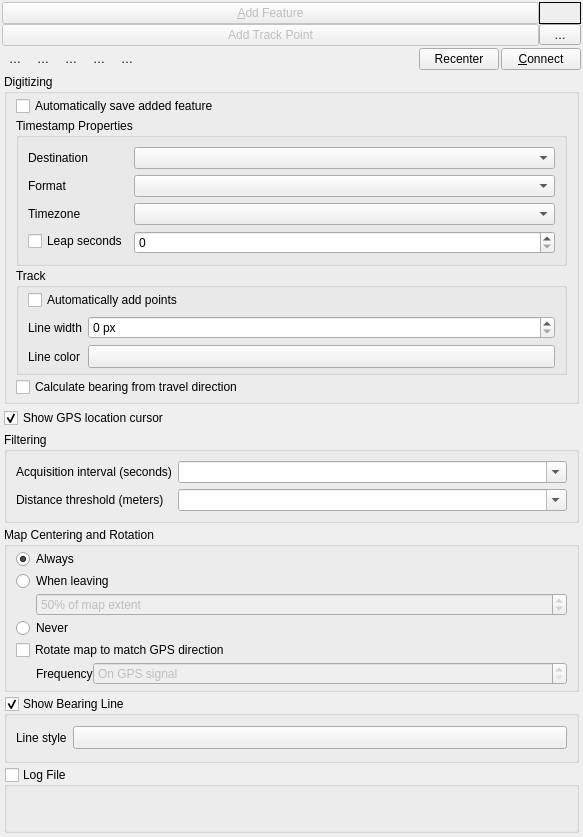
Before: the Qt Designer form src/ui/qgsgpsinformationwidgetbase.ui in carsmie/QGIS, drawn with Qt 5.
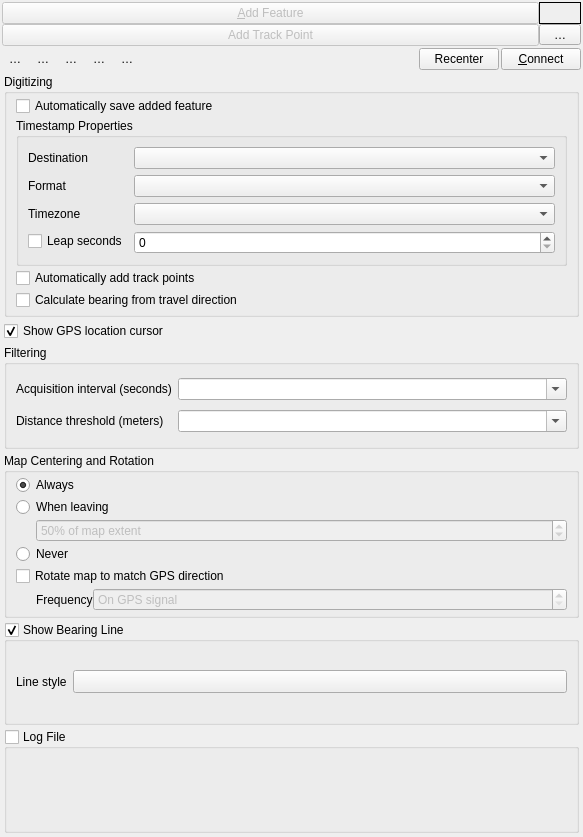
After: the same form once the commit is applied. Icons and pictures are not drawn. Custom widgets are drawn as their Qt base class.

Commit message:
[gps] Move track line width and color settings to settings GPS pane
These are infrequently changed settings, which don't need to be
in user's faces

Diff of the .ui file:
```diff
--- a/src/ui/qgsgpsinformationwidgetbase.ui
+++ b/src/ui/qgsgpsinformationwidgetbase.ui
@@ -601,8 +601,8 @@
            <rect>
             <x>0</x>
             <y>0</y>
-            <width>565</width>
-            <height>835</height>
+            <width>579</width>
+            <height>741</height>
            </rect>
           </property>
           <layout class="QGridLayout" name="gridLayout_7">
@@ -636,78 +636,6 @@
               <property name="verticalSpacing">
                <number>2</number>
               </property>
-              <item row="2" column="0">
-               <widget class="QGroupBox" name="groupBox_3">
-                <property name="title">
-                 <string>Track</string>
-                </property>
-                <layout class="QGridLayout" name="gridLayout_16" columnstretch="0,1">
-                 <property name="topMargin">
-                  <number>2</number>
-                 </property>
-                 <property name="bottomMargin">
-                  <number>4</number>
-                 </property>
-                 <item row="1" column="0">
-                  <widget class="QLabel" name="label_6">
-                   <property name="text">
-                    <string>Line width</string>
-                   </property>
-                  </widget>
-                 </item>
-                 <item row="1" column="1">
-                  <widget class="QgsSpinBox" name="mSpinTrackWidth">
-                   <property name="toolTip">
-                    <string>Track width in pixels</string>
-                   </property>
-                   <property name="suffix">
-                    <string> px</string>
-                   </property>
-                  </widget>
-                 </item>
-                 <item row="0" column="0" colspan="2">
-                  <widget class="QCheckBox" name="mCbxAutoAddVertices">
-                   <property name="text">
-                    <string>Automatically add points</string>
-                   </property>
-                  </widget>
-                 </item>
-                 <item row="2" column="0">
-                  <widget class="QLabel" name="label_7">
-                   <property name="text">
-                    <string>Line color</string>
-                   </property>
-                  </widget>
-                 </item>
-                 <item row="2" column="1">
-                  <widget class="QgsColorButton" name="mBtnTrackColor">
-                   <property name="sizePolicy">
-                    <sizepolicy hsizetype="Preferred" vsizetype="Fixed">
-                     <horstretch>0</horstretch>
-                     <verstretch>0</verstretch>
-                    </sizepolicy>
-                   </property>
-                   <property name="styleSheet">
-                    <string/>
-                   </property>
-                   <property name="text">
-                    <string/>
-                   </property>
-                  </widget>
-                 </item>
-                </layout>
-               </widget>
-              </item>
-              <item row="0" column="0">
-               <widget class="QCheckBox" name="mCbxAutoCommit">
-                <property name="toolTip">
-                 <string>save layer after every feature added</string>
-                </property>
-                <property name="text">
-                 <string>Automatically save added feature</string>
-                </property>
-               </widget>
-              </item>
               <item row="1" column="0">
                <widget class="QGroupBox" name="mGboxTimestamp">
                 <property name="title">
@@ -763,6 +691,23 @@
                 </layout>
                </widget>
               </item>
+              <item row="2" column="0">
+               <widget class="QCheckBox" name="mCbxAutoAddVertices">
+                <property name="text">
+                 <string>Automatically add track points</string>
+                </property>
+               </widget>
+              </item>
+              <item row="0" column="0">
+               <widget class="QCheckBox" name="mCbxAutoCommit">
+                <property name="toolTip">
+                 <string>save layer after every feature added</string>
+                </property>
+                <property name="text">
+                 <string>Automatically save added feature</string>
+                </property>
+               </widget>
+              </item>
               <item row="3" column="0">
                <widget class="QCheckBox" name="mTravelBearingCheckBox">
                 <property name="toolTip">
@@ -1237,12 +1182,6 @@
    <extends>QComboBox</extends>
    <header>qgsfieldcombobox.h</header>
   </customwidget>
-  <customwidget>
-   <class>QgsColorButton</class>
-   <extends>QToolButton</extends>
-   <header>qgscolorbutton.h</header>
-   <container>1</container>
-  </customwidget>
   <customwidget>
    <class>QgsPanelWidget</class>
    <extends>QWidget</extends>
```
Left out of the diff: 7 changed lines with no effect on the pictures. The commit also changes 5 other files.
